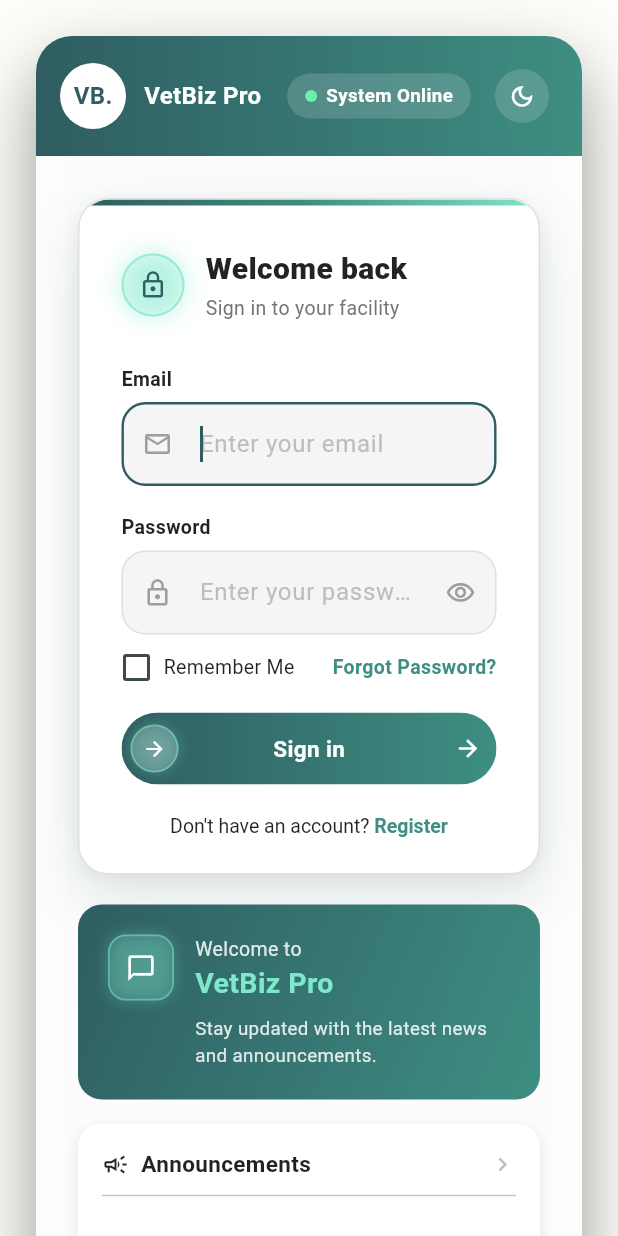
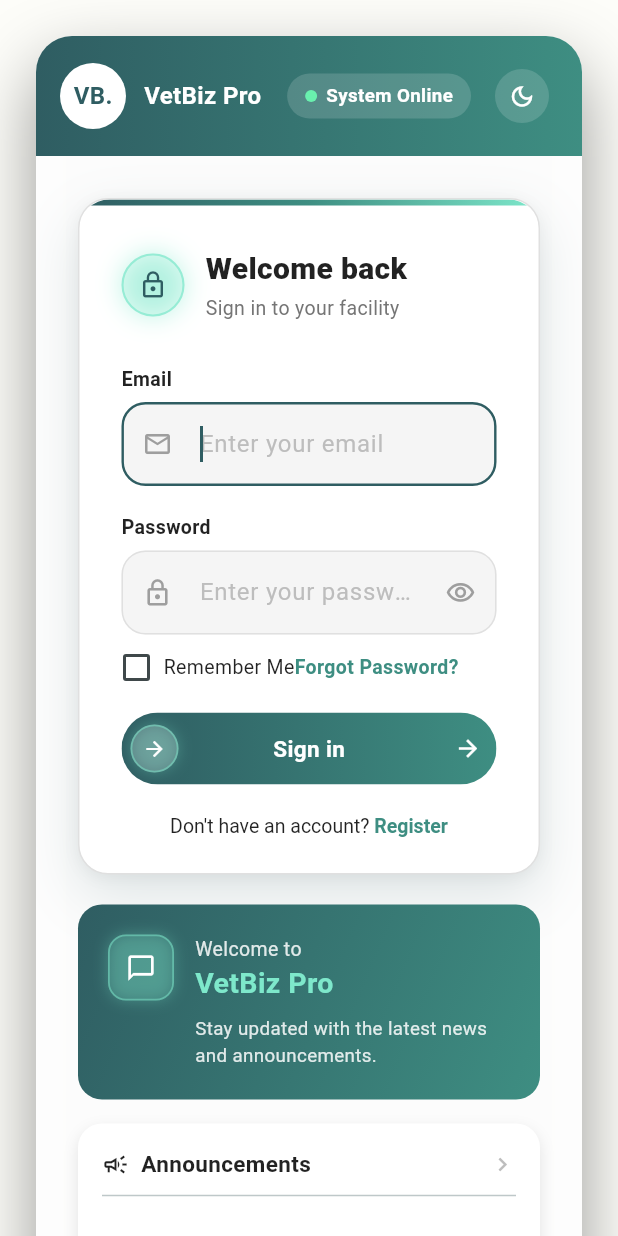
Before and after one commit to shanelvmi/VetBiz-Pro, a Flutter app: the screen it shows after launch, on a phone screen of 412 x 824 dp. Run offline on Flutter 3.47's test engine with Material 3 defaults, Android fonts, the phone set to English and light mode, and no system bars; our stand-ins replace cloud_firestore, cloud_functions, firebase_auth, firebase_core, firebase_storage, fl_chart and 8 more; missing offline and left inert: dart:js_interop, esc_pos_utils_plus, excel, markdown, print_bluetooth_thermal; accounts and stored records are empty.

Commit message:
G1: the login card's text wraps instead of running off on a narrow phone
At 360 and 390 the test found three rows wider than the card: the
copyright line in the footer, "Remember me" with "Forgot password?",
and the app name in the 48 px top bar. The copyright now wraps,
"Forgot password?" moves under "Remember me" when both do not fit (one
line, both ends, as before when they do), and the top bar's name is one
line with an ellipsis. Nothing moves where there is room.

Co-Authored-By: Claude Opus 5.5 <noreply@anthropic.com>

```diff
--- a/lib/screens/login_screen.dart
+++ b/lib/screens/login_screen.dart
@@ -346,7 +346,10 @@ class _LoginScreenState extends State<LoginScreen> {
                           crossAxisAlignment: CrossAxisAlignment.start,
                           mainAxisSize: MainAxisSize.min,
                           children: [
+                            // One line: the bar has a fixed height.
                             Text(AppInfo.name,
+                                maxLines: 1,
+                                overflow: TextOverflow.ellipsis,
                                 style: TextStyle(color: context.colors.onBrandSurface, fontWeight: AppFontWeight.bold, fontSize: AppFontSize.f16)),
                             if (!isNarrow)
                               Text(context.l10n.login_tagline,
@@ -445,8 +448,12 @@ class _LoginScreenState extends State<LoginScreen> {
                 children: [
                   Icon(Icons.shield_outlined, color: context.colors.onBrandSurface.withValues(alpha: AppAlpha.a70), size: AppIconSize.i16),
                   const SizedBox(width: AppSpacing.s8),
-                  Text(context.l10n.login_copyright(AppInfo.name),
+                  // Wraps on a narrow phone (or a longer language) instead
+                  // of running off the card.
+                  Flexible(
+                    child: Text(context.l10n.login_copyright(AppInfo.name),
                         style: TextStyle(color: context.colors.onBrandSurface.withValues(alpha: AppAlpha.a70), fontSize: AppFontSize.f12)),
+                  ),
                 ],
               ),
               Wrap(
@@ -1032,7 +1039,16 @@ class _LoginScreenState extends State<LoginScreen> {
                           ),
                         ),
                         const SizedBox(height: AppSpacing.s12),
+                        // Both ends of one line while they fit; "Forgot
+                        // password?" moves under "Remember me" when they
+                        // don't (a narrow phone, a longer language).
+                        Wrap(
+                          alignment: WrapAlignment.spaceBetween,
+                          crossAxisAlignment: WrapCrossAlignment.center,
+                          runSpacing: AppSpacing.s8,
+                          children: [
                             Row(
+                              mainAxisSize: MainAxisSize.min,
                               children: [
                                 SizedBox(
                                   width: 20,
@@ -1046,8 +1062,11 @@ class _LoginScreenState extends State<LoginScreen> {
                                   ),
                                 ),
                                 const SizedBox(width: AppSpacing.s8),
-                            Text(context.l10n.login_rememberMe, style: TextStyle(color: context.colors.textPrimary, fontSize: AppFontSize.f13)),
-                            const Spacer(),
+                                Flexible(
+                                  child: Text(context.l10n.login_rememberMe, style: TextStyle(color: context.colors.textPrimary, fontSize: AppFontSize.f13)),
+                                ),
+                              ],
+                            ),
                             MouseRegion(
                               onEnter: (_) => setState(() => isForgotHovered = true),
                               onExit: (_) => setState(() => isForgotHovered = false),
```
Lines whose indentation alone changed are shown as unchanged.
